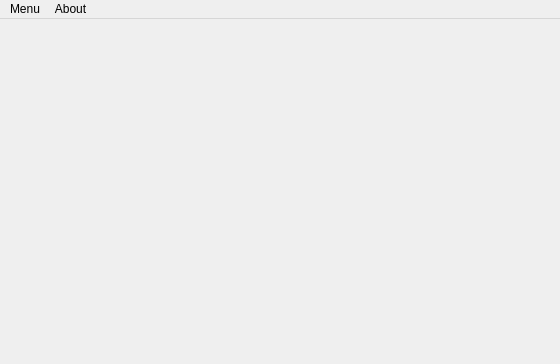
Qt form mainwindow.ui (QtHit/test-ajc-2019) before a commit; both pictures show x 0 to 560 and y 0 to 364 of the 800 by 600 pixel window.
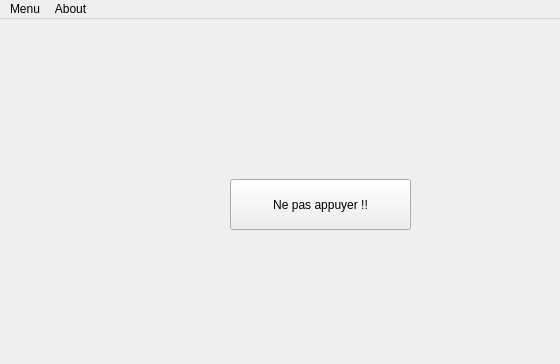
The same form after that commit.

Commit message: conflit résolu

Patch:
```diff
--- a/mainwindow.ui
+++ b/mainwindow.ui
@@ -27,6 +27,19 @@
      <string>Exit</string>
     </property>
    </widget>
+   <widget class="QPushButton" name="pushButton_appuyer">
+    <property name="geometry">
+     <rect>
+      <x>230</x>
+      <y>160</y>
+      <width>181</width>
+      <height>51</height>
+     </rect>
+    </property>
+    <property name="text">
+     <string>Ne pas appuyer !!</string>
+    </property>
+   </widget>
   </widget>
   <widget class="QMenuBar" name="menubar">
    <property name="geometry">
```
The commit also changes 2 other files.
